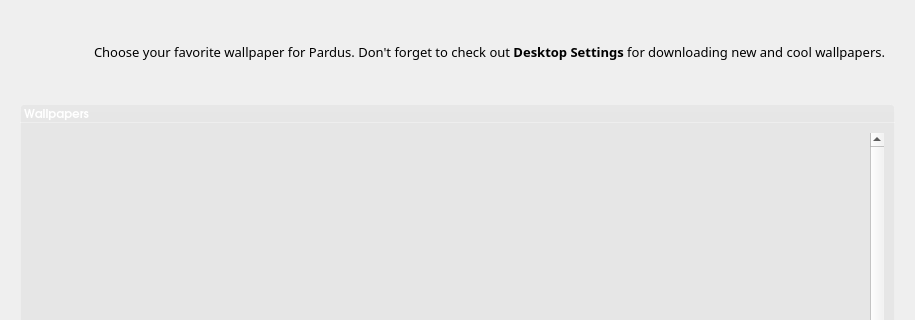
Old version of the form kaptan/ui/ui_scrWallpaper.ui in the repository pisilinux/project; both pictures show x 0 to 915 and y 0 to 320 of the 915 by 491 pixel window.
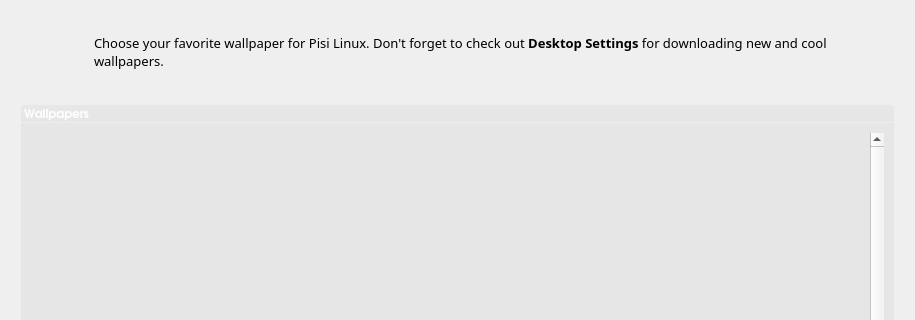
New version of the form. Icons and pictures are not drawn.

```diff
--- a/kaptan/ui/ui_scrWallpaper.ui
+++ b/kaptan/ui/ui_scrWallpaper.ui
@@ -63,7 +63,7 @@
       <string notr="true"/>
      </property>
      <property name="text">
-      <string>Choose your favorite wallpaper for Pardus. Don't forget to check out &lt;b&gt;Desktop Settings&lt;/b&gt; for downloading new and cool wallpapers.</string>
+      <string>Choose your favorite wallpaper for Pisi Linux. Don't forget to check out &lt;b&gt;Desktop Settings&lt;/b&gt; for downloading new and cool wallpapers.</string>
      </property>
      <property name="wordWrap">
       <bool>true</bool>
```
